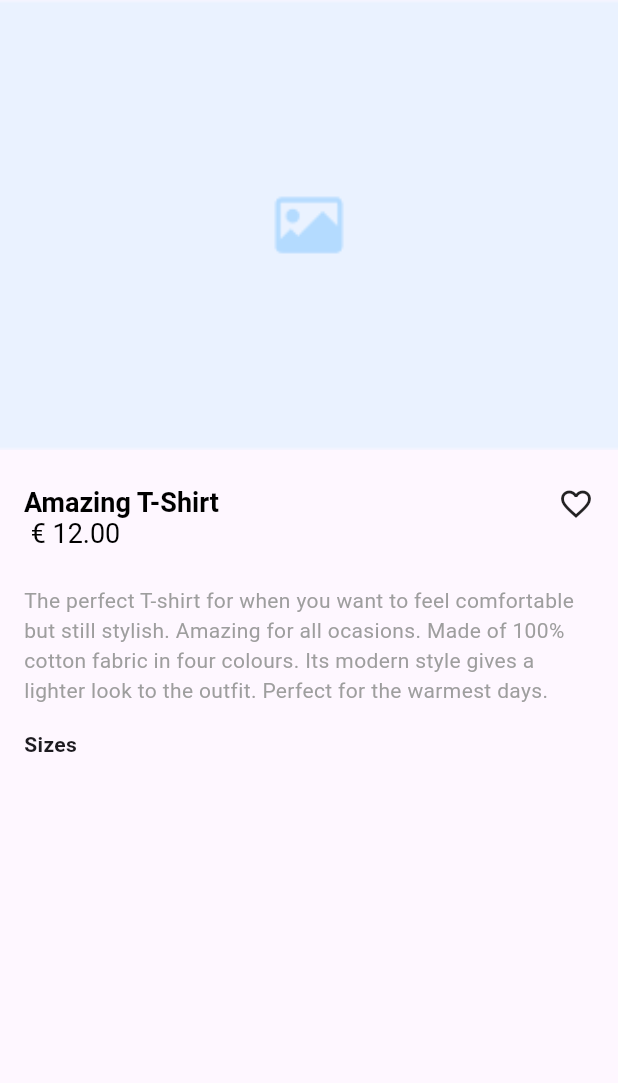
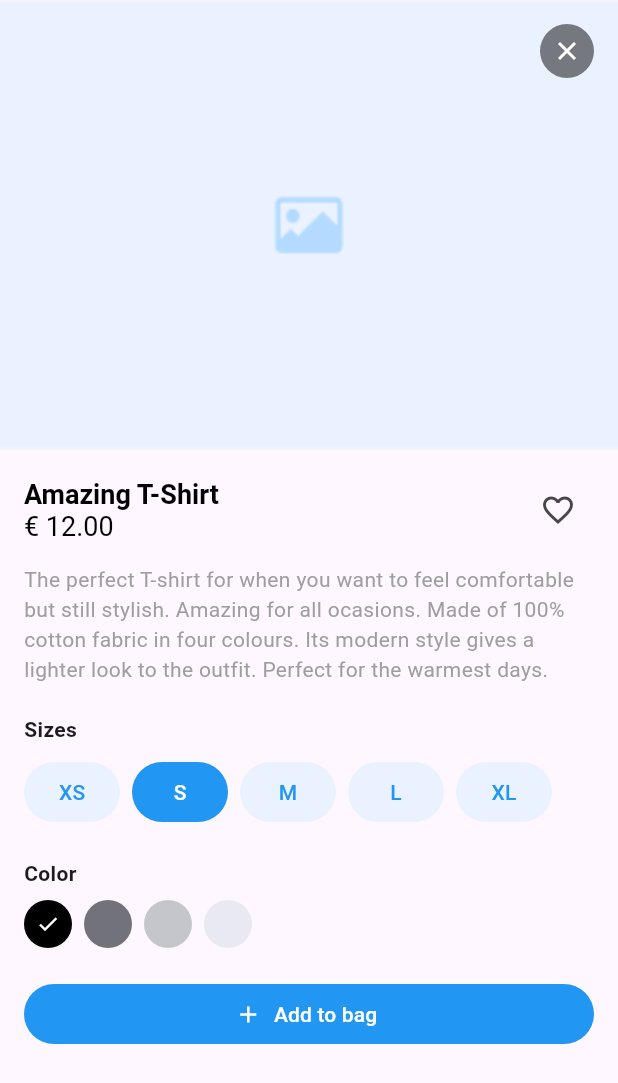
Before and after one commit to ByteHunter833/Mobile-Apps-Prototyping-Kit, a Flutter app: the ProductDetail screen opened directly, on a phone screen of 412 x 824 dp. Shown: the top 1083 px of the screen. Run offline on Flutter 3.47's test engine with Material 3 defaults, Android fonts, the phone set to English and light mode, and no system bars; drawn by our look-alikes of carousel_slider.

Commit message:
Improved UI Product detail page

```diff
--- a/e_commerce/lib/utils/product_detail.dart
+++ b/e_commerce/lib/utils/product_detail.dart
@@ -14,6 +14,26 @@ class _ProductDetailState extends State<ProductDetail> {
     'assets/images/placeholder.png',
     'assets/images/placeholder.png',
   ];
+
+  final List<String> _sizes = ['XS', 'S', 'M', 'L', 'XL'];
+
+  final List<Color> _colors = [
+    Colors.black,
+    const Color(0xff71727A),
+    const Color(0xffC5C6CC),
+    const Color(0xffE8E9F1),
+  ];
+
+  String _selectedSize = 'S';
+  Color _selectedColor = Colors.black;
+  bool isFavourite = false;
+
+  void changeSize(String value) {
+    setState(() {
+      _selectedSize = value;
+    });
+  }
+
   @override
   Widget build(BuildContext context) {
     return Scaffold(
@@ -22,6 +42,8 @@ class _ProductDetailState extends State<ProductDetail> {
           child: Column(
             crossAxisAlignment: CrossAxisAlignment.start,
             children: [
+              Stack(
+                children: [
                   CarouselSlider(
                     options: CarouselOptions(
                       height: 300,
@@ -29,24 +51,44 @@ class _ProductDetailState extends State<ProductDetail> {
                       autoPlay: true,
                     ),
                     items: _productImages.map((imagePath) {
-                  return Builder(
-                    builder: (context) {
                       return SizedBox(
                         width: MediaQuery.of(context).size.width,
                         child: Image.asset(
                           imagePath,
-                          fit: BoxFit.cover, // растягивает с обрезкой
+                          fit: BoxFit.cover,
                         ),
-                      );
-                    },
                       );
                     }).toList(),
                   ),
+                  Positioned(
+                    top: 16,
+                    right: 16,
+                    child: GestureDetector(
+                      onTap: () {
+                        Navigator.pop(context);
+                      },
+                      child: Container(
+                        padding: const EdgeInsets.all(8),
+                        decoration: BoxDecoration(
+                          color: Colors.black.withOpacity(0.5),
+                          shape: BoxShape.circle,
+                        ),
+                        child: const Icon(
+                          Icons.close,
+                          color: Colors.white,
+                          size: 20,
+                        ),
+                      ),
+                    ),
+                  ),
+                ],
+              ),
               Padding(
-                padding:
-                    const EdgeInsets.symmetric(horizontal: 16, vertical: 24),
-                child: Row(
+                padding: const EdgeInsets.all(16),
+                child: Column(
                   crossAxisAlignment: CrossAxisAlignment.start,
+                  children: [
+                    Row(
                       mainAxisAlignment: MainAxisAlignment.spaceBetween,
                       children: [
                         RichText(
@@ -55,38 +97,109 @@ class _ProductDetailState extends State<ProductDetail> {
                             style: TextStyle(
                               color: Colors.black,
                               fontWeight: FontWeight.bold,
-                              fontSize: 18),
+                              fontSize: 18,
+                            ),
                             children: [
                               TextSpan(
-                                text: '\n € 12.00',
-                                style: TextStyle(
-                                  fontWeight: FontWeight.normal,
-                                ))
-                          ]),
+                                text: '\n€ 12.00',
+                                style: TextStyle(fontWeight: FontWeight.normal),
                               ),
-                    const Icon(Icons.favorite_border)
                             ],
                           ),
                         ),
-              const Padding(
-                padding: EdgeInsets.symmetric(horizontal: 16),
-                child: Text(
+                        IconButton(
+                          onPressed: () {
+                            setState(() => isFavourite = !isFavourite);
+                          },
+                          icon: Icon(
+                            isFavourite
+                                ? Icons.favorite
+                                : Icons.favorite_border,
+                            color: isFavourite ? Colors.red : null,
+                          ),
+                        ),
+                      ],
+                    ),
+
+                    const SizedBox(height: 12),
+
+                    const Text(
                       "The perfect T-shirt for when you want to feel comfortable but still stylish. Amazing for all ocasions. Made of 100% cotton fabric in four colours. Its modern style gives a lighter look to the outfit. Perfect for the warmest days.",
                       style: TextStyle(color: Colors.grey),
                     ),
-              ),
-              const SizedBox(
-                height: 16,
-              ),
-              const Padding(
-                padding: EdgeInsets.symmetric(horizontal: 16),
-                child: Text(
-                  'Sizes',
-                  style: TextStyle(fontWeight: FontWeight.bold),
+
+                    const SizedBox(height: 20),
+
+                    // Sizes
+                    const Text('Sizes',
+                        style: TextStyle(fontWeight: FontWeight.bold)),
+                    const SizedBox(height: 8),
+                    Wrap(
+                      spacing: 8,
+                      children: _sizes.map((size) {
+                        return TextButton(
+                          style: ButtonStyle(
+                            backgroundColor: WidgetStatePropertyAll(
+                              _selectedSize == size
+                                  ? Colors.blue
+                                  : const Color(0xffEAF2FF),
                             ),
                           ),
-              const Row(
-                children: [],
+                          onPressed: () => changeSize(size),
+                          child: Text(
+                            size,
+                            style: TextStyle(
+                              color: _selectedSize == size
+                                  ? Colors.white
+                                  : Colors.blue,
+                            ),
+                          ),
+                        );
+                      }).toList(),
+                    ),
+
+                    const SizedBox(height: 20),
+
+                    const Text('Color',
+                        style: TextStyle(fontWeight: FontWeight.bold)),
+                    const SizedBox(height: 8),
+                    Wrap(
+                      spacing: 8,
+                      children: _colors.map((color) {
+                        return GestureDetector(
+                          onTap: () => setState(() => _selectedColor = color),
+                          child: Container(
+                            width: 32,
+                            height: 32,
+                            decoration: BoxDecoration(
+                              color: color,
+                              shape: BoxShape.circle,
+                            ),
+                            child: _selectedColor == color
+                                ? const Icon(Icons.check,
+                                    color: Colors.white, size: 16)
+                                : null,
+                          ),
+                        );
+                      }).toList(),
+                    ),
+
+                    const SizedBox(height: 20),
+
+                    SizedBox(
+                      width: double.infinity,
+                      child: TextButton.icon(
+                        icon: const Icon(Icons.add),
+                        label: const Text('Add to bag'),
+                        style: const ButtonStyle(
+                          foregroundColor: WidgetStatePropertyAll(Colors.white),
+                          backgroundColor: WidgetStatePropertyAll(Colors.blue),
+                        ),
+                        onPressed: () {},
+                      ),
+                    ),
+                  ],
+                ),
               )
             ],
           ),
```
Lines whose indentation alone changed are shown as unchanged.
